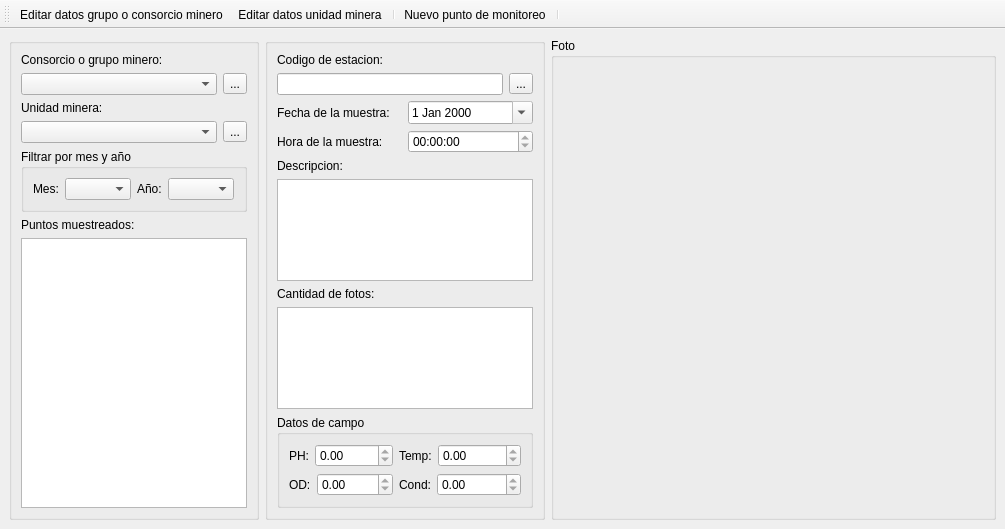
This is mainwindow.ui in lincolningaroca/SWDataMonitoreo as Qt 5 draws it before an edit. The edited form follows.
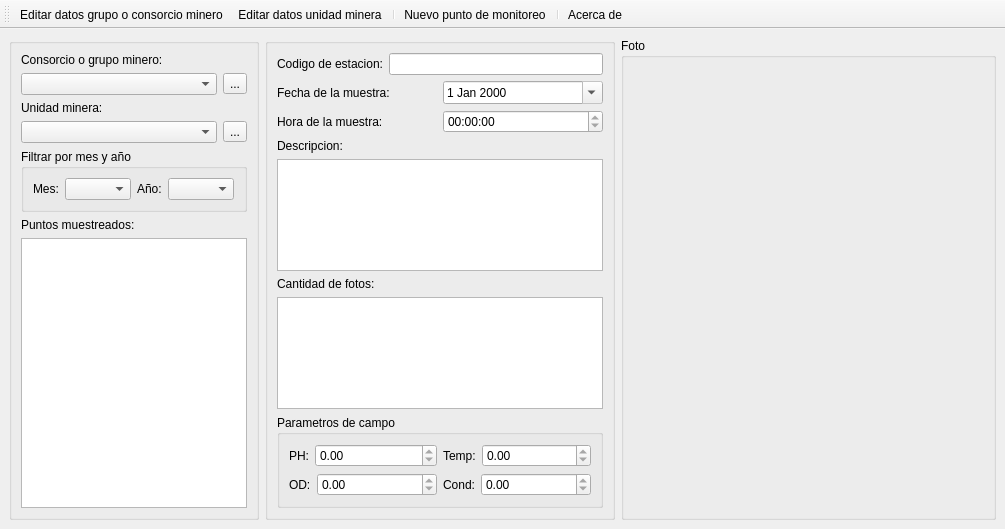
This is the edited form. Icons and pictures are not drawn.

Commit message: correciones en el ingreso de datos, se completo las funciones de actualizar grupo y unidad, se cambiaron algunos iconos, y algunos cambios menores

The edit to the form file:
```diff
--- a/mainwindow.ui
+++ b/mainwindow.ui
@@ -139,19 +139,31 @@
         <verstretch>0</verstretch>
        </sizepolicy>
       </property>
+      <property name="minimumSize">
+       <size>
+        <width>350</width>
+        <height>0</height>
+       </size>
+      </property>
+      <property name="maximumSize">
+       <size>
+        <width>280</width>
+        <height>16777215</height>
+       </size>
+      </property>
       <property name="title">
        <string/>
       </property>
       <layout class="QVBoxLayout" name="verticalLayout_2">
-       <item>
-        <widget class="QLabel" name="label_3">
-         <property name="text">
-          <string>Codigo de estacion:</string>
-         </property>
-        </widget>
-       </item>
        <item>
         <layout class="QHBoxLayout" name="horizontalLayout_4">
+         <item>
+          <widget class="QLabel" name="label_3">
+           <property name="text">
+            <string>Codigo de estacion:</string>
+           </property>
+          </widget>
+         </item>
          <item>
           <widget class="QLineEdit" name="txtEstacion">
            <property name="readOnly">
@@ -159,16 +171,6 @@
            </property>
           </widget>
          </item>
-         <item>
-          <widget class="QToolButton" name="toolButton_3">
-           <property name="toolTip">
-            <string>Cambiar codigo de estación</string>
-           </property>
-           <property name="text">
-            <string>...</string>
-           </property>
-          </widget>
-         </item>
         </layout>
        </item>
        <item>
@@ -240,7 +242,7 @@
        <item>
         <widget class="QGroupBox" name="groupBox_4">
          <property name="title">
-          <string>Datos de campo</string>
+          <string>Parametros de campo</string>
          </property>
          <layout class="QGridLayout" name="gridLayout">
           <item row="0" column="0">
@@ -330,7 +332,7 @@
     <item>
      <widget class="QGroupBox" name="groupBox_3">
       <property name="sizePolicy">
-       <sizepolicy hsizetype="Preferred" vsizetype="Expanding">
+       <sizepolicy hsizetype="Expanding" vsizetype="Expanding">
         <horstretch>0</horstretch>
         <verstretch>0</verstretch>
        </sizepolicy>
@@ -372,6 +374,7 @@
    <addaction name="separator"/>
    <addaction name="actionNuevo_punto_de_monitoreo"/>
    <addaction name="separator"/>
+   <addaction name="actionayuda"/>
   </widget>
   <action name="actionActualizar_datos">
    <property name="icon">
@@ -409,6 +412,18 @@
     <string>Nuevo punto de monitoreo</string>
    </property>
   </action>
+  <action name="actionayuda">
+   <property name="icon">
+    <iconset resource="rsc.qrc">
+     <normaloff>:/img/15700 - information.png</normaloff>:/img/15700 - information.png</iconset>
+   </property>
+   <property name="text">
+    <string>Acerca de</string>
+   </property>
+   <property name="toolTip">
+    <string>Acerca de</string>
+   </property>
+  </action>
  </widget>
  <resources>
   <include location="rsc.qrc"/>
```
Left out of the diff: 10 changed lines with no effect on the pictures. The commit also changes 29 other files.
